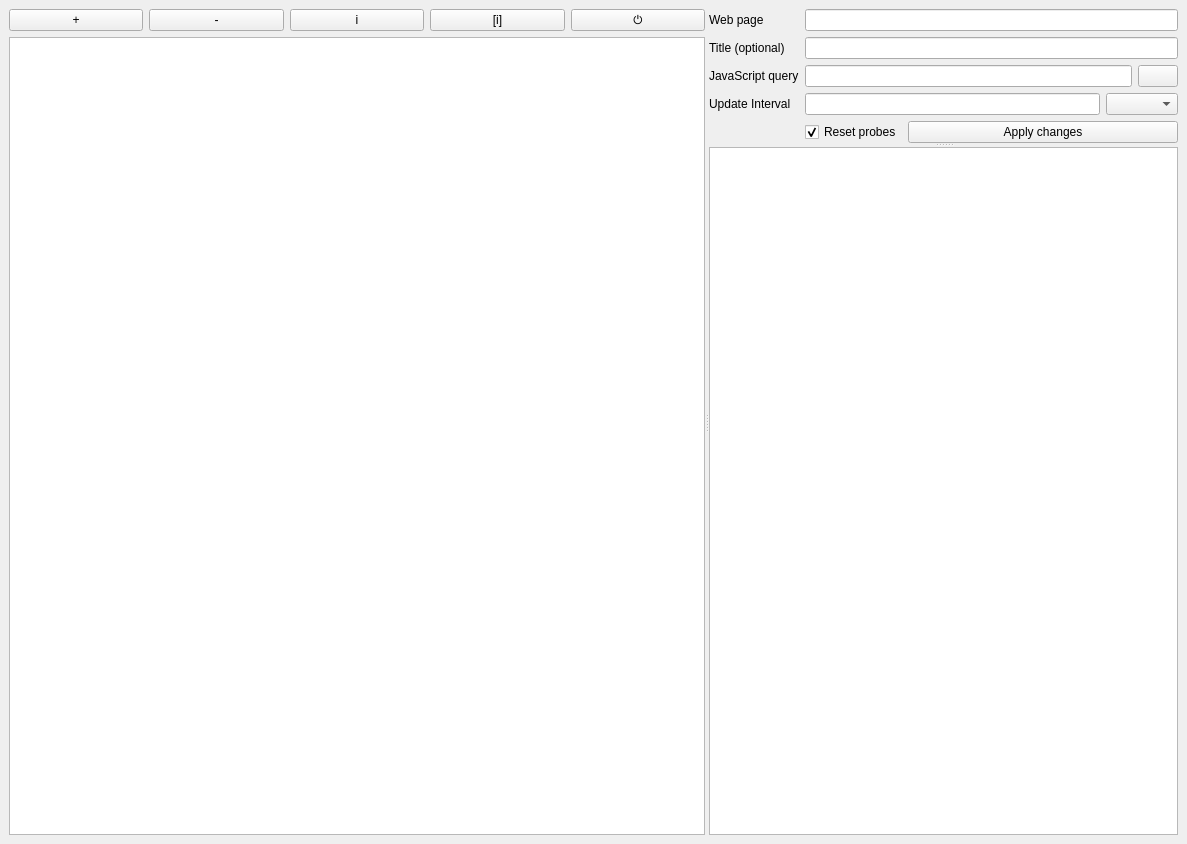
This is src/mainwindow.ui in mmmm1998/WebWatcher as Qt 5 draws it before an edit. The edited form follows.
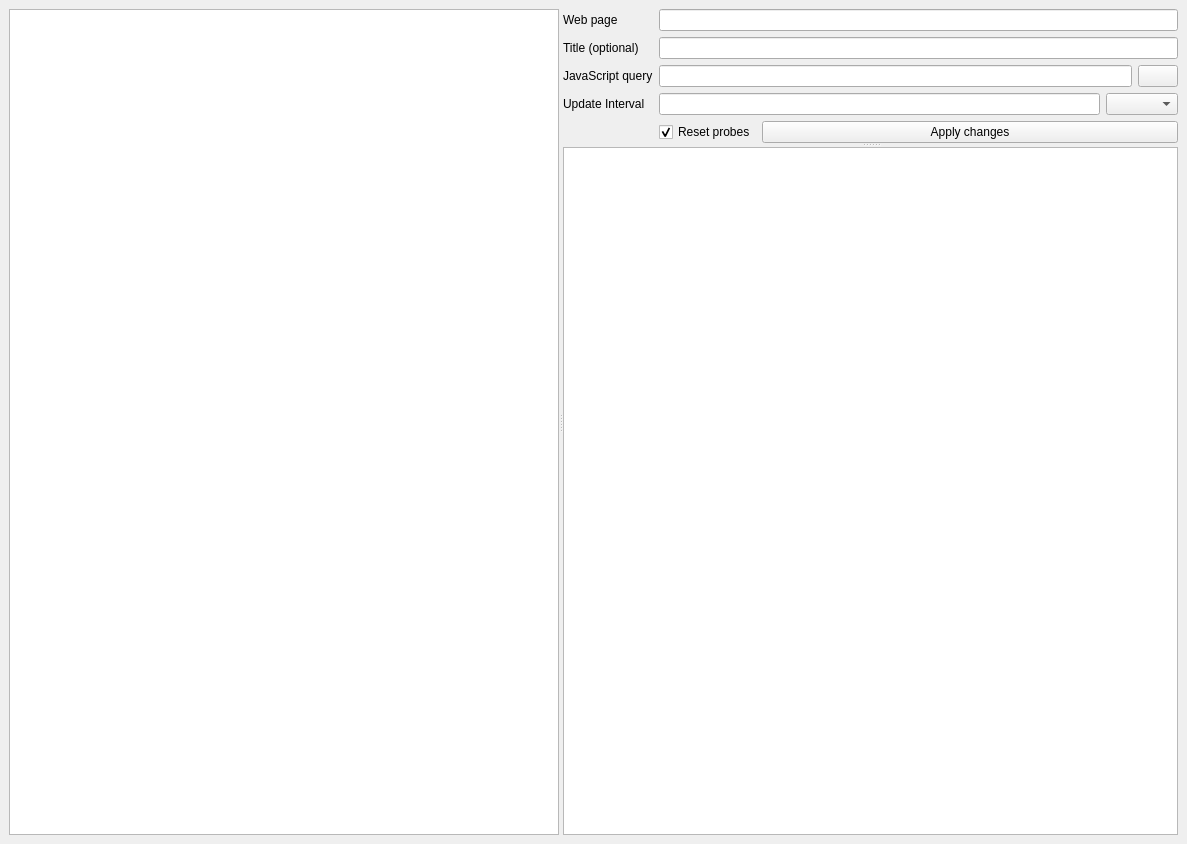
This is the edited form. Icons and pictures are not drawn.

Commit message: Change Program UI: add program menu, remove actions buttons, add support for context menu

```diff
--- a/src/mainwindow.ui
+++ b/src/mainwindow.ui
@@ -44,90 +44,6 @@
       </property>
       <widget class="QWidget" name="layoutWidget">
        <layout class="QVBoxLayout" name="verticalLayout">
-        <item>
-         <layout class="QHBoxLayout" name="horizontalLayout">
-          <item>
-           <widget class="QPushButton" name="addSiteButton">
-            <property name="sizePolicy">
-             <sizepolicy hsizetype="Minimum" vsizetype="Preferred">
-              <horstretch>0</horstretch>
-              <verstretch>0</verstretch>
-             </sizepolicy>
-            </property>
-            <property name="toolTip">
-             <string>Add new target for web watching</string>
-            </property>
-            <property name="text">
-             <string>+</string>
-            </property>
-           </widget>
-          </item>
-          <item>
-           <widget class="QPushButton" name="removeSiteButton">
-            <property name="sizePolicy">
-             <sizepolicy hsizetype="Minimum" vsizetype="Preferred">
-              <horstretch>0</horstretch>
-              <verstretch>0</verstretch>
-             </sizepolicy>
-            </property>
-            <property name="toolTip">
-             <string>Remove selected entries</string>
-            </property>
-            <property name="text">
-             <string>-</string>
-            </property>
-           </widget>
-          </item>
-          <item>
-           <widget class="QPushButton" name="ignoreSiteUpdateButton">
-            <property name="sizePolicy">
-             <sizepolicy hsizetype="Minimum" vsizetype="Preferred">
-              <horstretch>0</horstretch>
-              <verstretch>0</verstretch>
-             </sizepolicy>
-            </property>
-            <property name="toolTip">
-             <string>Set selected entries as viewed</string>
-            </property>
-            <property name="text">
-             <string>i</string>
-            </property>
-           </widget>
-          </item>
-          <item>
-           <widget class="QPushButton" name="toggleSiteIgnorableButton">
-            <property name="sizePolicy">
-             <sizepolicy hsizetype="Minimum" vsizetype="Preferred">
-              <horstretch>0</horstretch>
-              <verstretch>0</verstretch>
-             </sizepolicy>
-            </property>
-            <property name="toolTip">
-             <string>Set selected entries as ignorable: they won't notify about changes</string>
-            </property>
-            <property name="text">
-             <string>[i]</string>
-            </property>
-           </widget>
-          </item>
-          <item>
-           <widget class="QPushButton" name="onOffUpdateButton">
-            <property name="sizePolicy">
-             <sizepolicy hsizetype="Minimum" vsizetype="Preferred">
-              <horstretch>0</horstretch>
-              <verstretch>0</verstretch>
-             </sizepolicy>
-            </property>
-            <property name="toolTip">
-             <string>Disable/enable selected entries</string>
-            </property>
-            <property name="text">
-             <string>⏻</string>
-            </property>
-           </widget>
-          </item>
-         </layout>
-        </item>
         <item>
          <widget class="QListView" name="subsView">
           <property name="sizePolicy">
```
Left out of the diff: 93 changed lines with no effect on the pictures. The commit also changes 3 other files.
